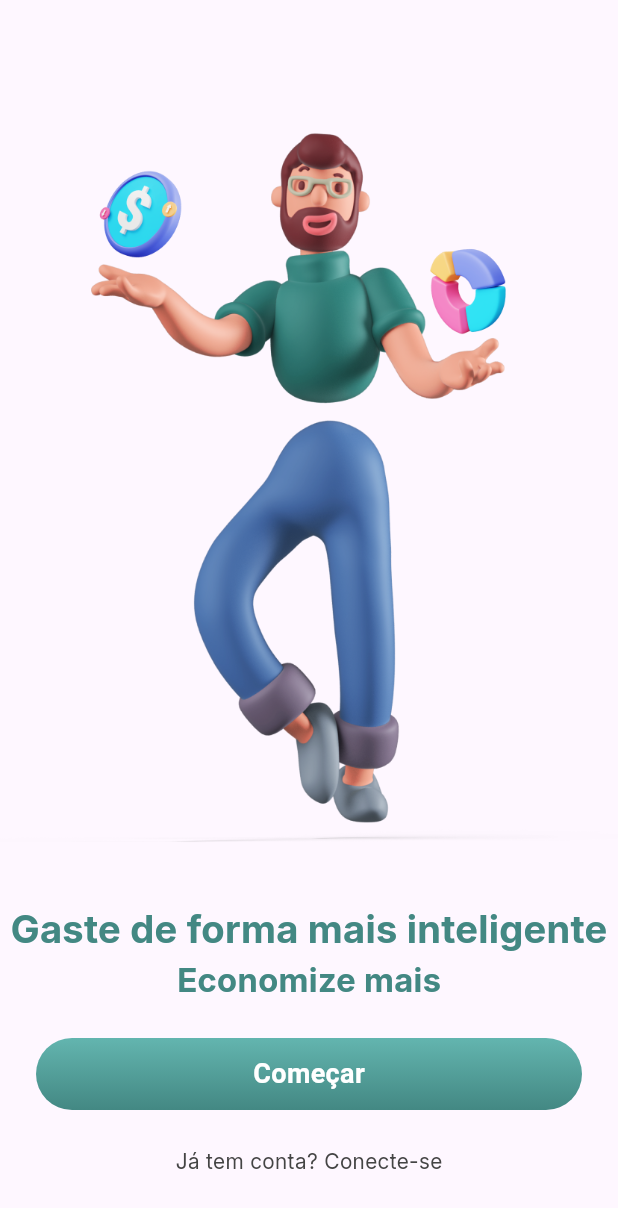
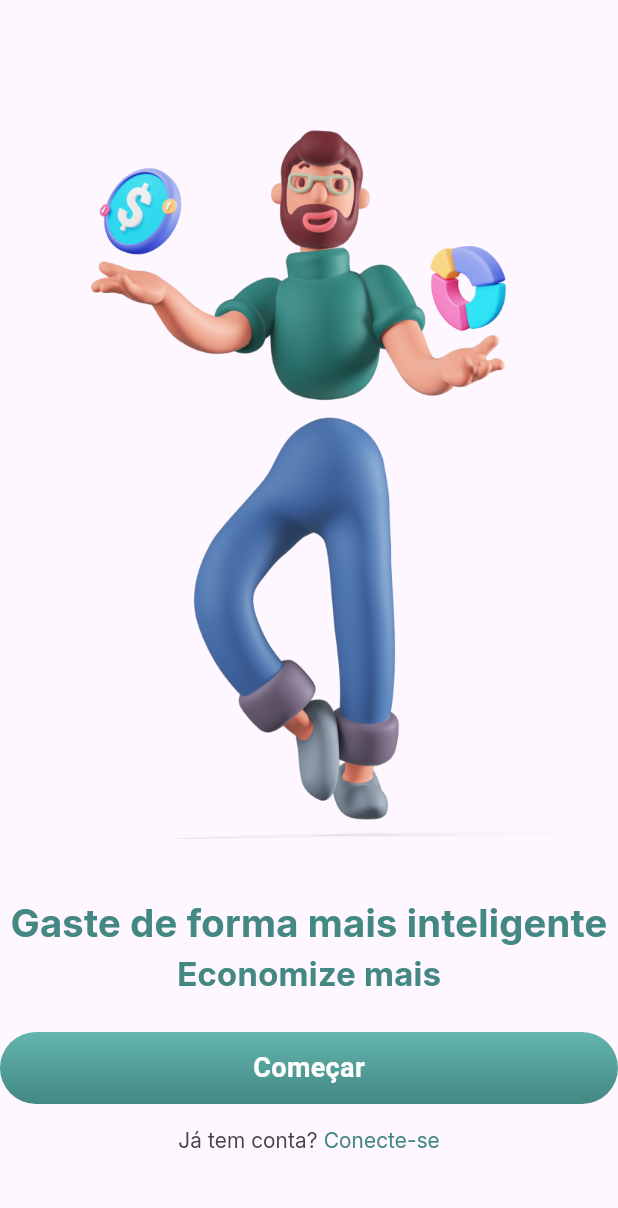
Before and after one commit to melquetrindade/finance_app, a Flutter app: the screen it shows after launch, on a phone screen of 412 x 824 dp. Shown: the top 1208 px of the screen. Run offline on Flutter 3.47's test engine with Material 3 defaults, Android fonts, the phone set to English and light mode, and no system bars.

Commit message:
adicionando o text button

```diff
--- a/finance_app/lib/features/onboarding/onboarding_page.dart
+++ b/finance_app/lib/features/onboarding/onboarding_page.dart
@@ -1,5 +1,6 @@
 //import 'dart:math';
 import 'package:finance_app/common/constants/app_colos.dart';
+import 'package:finance_app/widgets/multi_text_button.dart';
 import 'package:finance_app/widgets/primary_button.dart';
 import 'package:flutter/material.dart';
 import 'package:flutter/widgets.dart';
@@ -59,7 +60,7 @@ class OnboardingPage extends StatelessWidget {
               ),
             ),
             Padding(
-              padding: const EdgeInsets.all(24),
+              padding: const EdgeInsets.only(top: 24),
               child: PrimaryButton(
                 text: 'Começar',
                 onPressed: () {
@@ -74,15 +75,29 @@ class OnboardingPage extends StatelessWidget {
                 child: Center(
                   child: Padding(
                       padding: const EdgeInsets.symmetric(horizontal: 10),
-                    child: Text(
-                      'Já tem conta? Conecte-se',
+                      child: MultiTextButton(
+                        childrenTxt: [
+                          Text(
+                            'Já tem conta? ',
                             style: TextStyle(
                                 fontFamily: 'Inter',
                                 fontSize: 14.0,
                                 fontWeight: FontWeight.w500,
                                 color: AppColors.grey),
                           ),
-                  ),
+                          Text(
+                            'Conecte-se',
+                            style: TextStyle(
+                                fontFamily: 'Inter',
+                                fontSize: 14.0,
+                                fontWeight: FontWeight.w500,
+                                color: AppColors.greelightTwo),
+                          )
+                        ],
+                        onPressed: () {
+                          print('cliquei no text button');
+                        },
+                      )),
                 ),
               ),
             ),
--- /dev/null
+++ b/finance_app/lib/widgets/multi_text_button.dart
@@ -0,0 +1,21 @@
+import 'package:flutter/material.dart';
+
+class MultiTextButton extends StatelessWidget {
+  final List<Text> childrenTxt;
+  final VoidCallback onPressed;
+
+  const MultiTextButton({
+    super.key,
+    required this.childrenTxt,
+    required this.onPressed
+  });
+
+  @override
+  Widget build(BuildContext context) {
+    return TextButton(
+        onPressed: onPressed,
+        child: Row(
+          children: childrenTxt,
+        ));
+  }
+}
```
Lines whose indentation alone changed are shown as unchanged.
